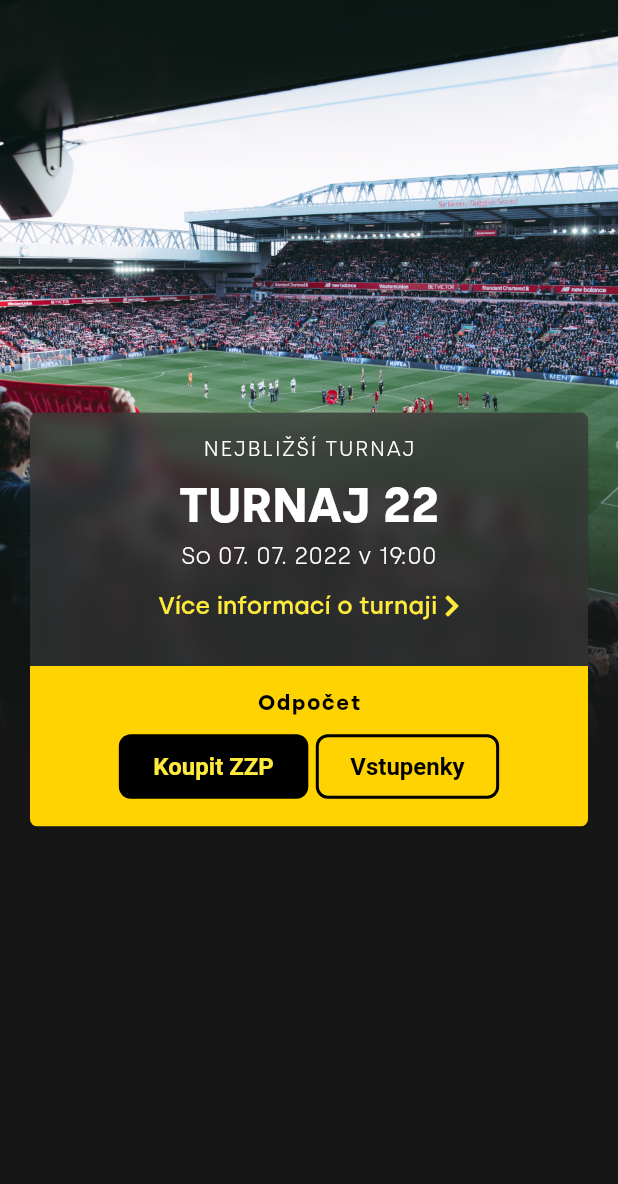
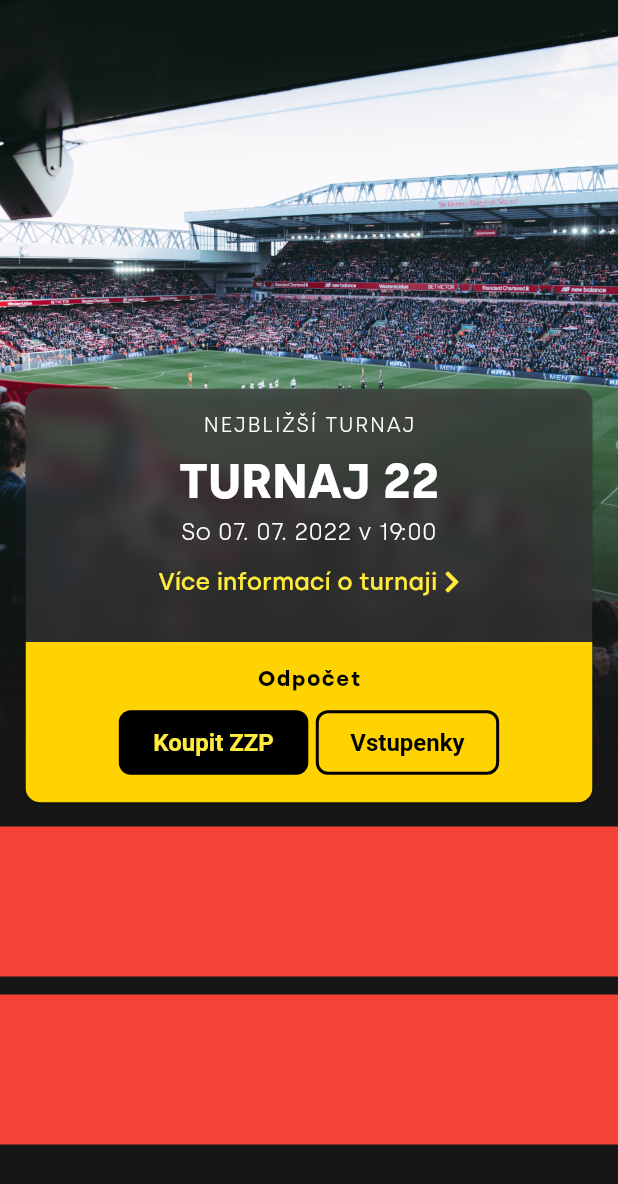
Before and after one commit to Plasmoxy/zwizu_zadanie, a Flutter app: the screen it shows after launch, on a phone screen of 412 x 824 dp. Shown: the top 1184 px of the screen. Run offline on Flutter 3.47's test engine with Material 2 defaults, Android fonts, the phone set to English and light mode, and no system bars; our stand-ins replace font_awesome_flutter.

Commit message:
sections layout

```diff
--- a/lib/pages/HomePage.dart
+++ b/lib/pages/HomePage.dart
@@ -1,6 +1,8 @@
 import 'package:flutter/material.dart';
 import 'package:zwizu_zadanie/components/BottomFaded.dart';
-import 'package:zwizu_zadanie/components/Header.dart';
+import 'package:zwizu_zadanie/pages/sections/Header.dart';
+import 'package:zwizu_zadanie/pages/sections/PlayerSection.dart';
+import 'package:zwizu_zadanie/pages/sections/VideoSection.dart';
 import 'package:zwizu_zadanie/util/ipsum.dart';
 
 class HomePage extends StatefulWidget {
@@ -19,6 +21,7 @@ class _HomePageState extends State<HomePage> {
         child: SingleChildScrollView(
           child: Stack(
             children: [
+              // background:
               BottomFaded(
                 child: Image.asset(
                   "assets/tournament.jpg",
@@ -28,14 +31,19 @@ class _HomePageState extends State<HomePage> {
                 ),
               ),
 
-              Padding(
-                padding: EdgeInsets.all(16),
-                child: Column(
-                  children: [
-                    const SizedBox(height: 255),
-                    Header(),
-                  ],
-                ),
+              // sections:
+              Column(
+                children: [
+                  const SizedBox(height: 255),
+                  Padding(
+                    padding: EdgeInsets.symmetric(horizontal: 13),
+                    child: Header(),
+                  ),
+                  const SizedBox(height: 12),
+                  VideoSection(),
+                  const SizedBox(height: 12),
+                  PlayerSection(),
+                ],
               ),
               // image
             ],
--- a/lib/components/Header.dart
+++ b/lib/pages/sections/Header.dart
@@ -11,7 +11,7 @@ class Header extends StatelessWidget {
     return Card(
       clipBehavior: Clip.antiAlias,
       shape: RoundedRectangleBorder(
-        borderRadius: BorderRadius.circular(5.0),
+        borderRadius: BorderRadius.circular(10.0),
       ),
       color: Colors.transparent,
       child: Column(
--- /dev/null
+++ b/lib/pages/sections/PlayerSection.dart
@@ -0,0 +1,14 @@
+import 'package:flutter/material.dart';
+
+class PlayerSection extends StatelessWidget {
+  const PlayerSection({Key? key}) : super(key: key);
+
+  @override
+  Widget build(BuildContext context) {
+    return Container(
+      child: null,
+      color: Colors.red,
+      height: 100,
+    );
+  }
+}
--- /dev/null
+++ b/lib/pages/sections/VideoSection.dart
@@ -0,0 +1,14 @@
+import 'package:flutter/material.dart';
+
+class VideoSection extends StatelessWidget {
+  const VideoSection({Key? key}) : super(key: key);
+
+  @override
+  Widget build(BuildContext context) {
+    return Container(
+      child: null,
+      color: Colors.red,
+      height: 100,
+    );
+  }
+}
```
